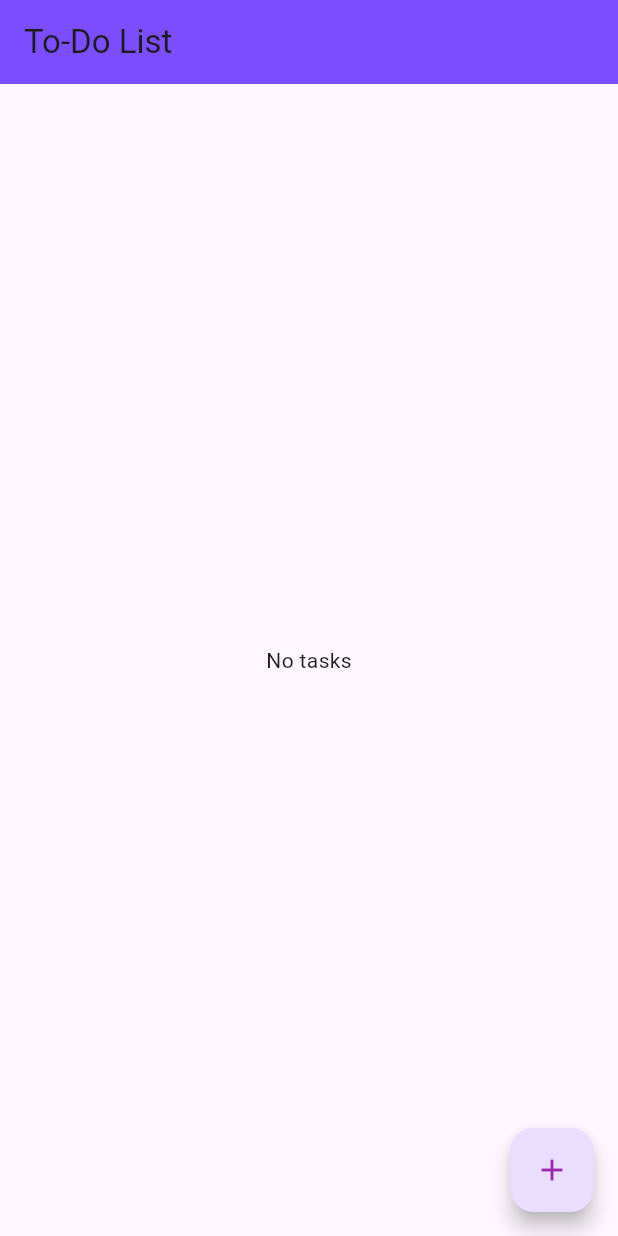
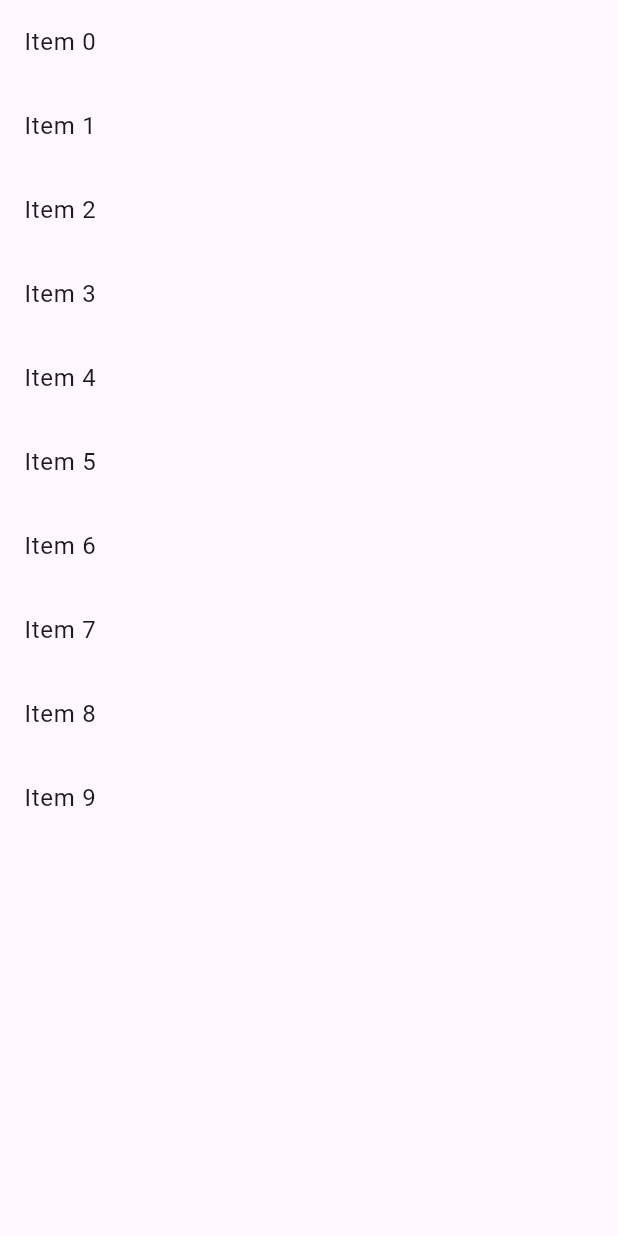
Before and after one commit to MinotiMondal/todoApp, a Flutter app: the screen it shows after launch, on a phone screen of 412 x 824 dp. Run offline on Flutter 3.47's test engine with Material 3 defaults, Android fonts, the phone set to English and light mode, and no system bars; our stand-ins replace get, sqflite; accounts and stored records are empty.

Commit message:
files add

```diff
--- a/lib/main.dart
+++ b/lib/main.dart
@@ -1,5 +1,7 @@
+
 import 'package:flutter/material.dart';
 import 'package:get/get.dart';
+import 'package:to_do_application/new/hello.dart';
 import 'package:to_do_application/new/taskListPage.dart';
 
 void main() {
@@ -8,13 +10,12 @@ void main() {
 
 class MyApp extends StatelessWidget {
   const MyApp({super.key});
-
   @override
   Widget build(BuildContext context) {
     return GetMaterialApp(
       debugShowCheckedModeBanner: false,
       title: 'To-Do List',
-      home: TaskListPage(),
+      home: Hello(),
     );
   }
 }
--- a/lib/new/db_Helper.dart
+++ b/lib/new/db_Helper.dart
@@ -3,6 +3,7 @@ import 'package:path/path.dart';
 import 'package:to_do_application/new/taskModel.dart';
 
 class DBHelper {
+
   static Database? _db;
 
   Future<Database> get db async {
@@ -43,6 +44,7 @@ class DBHelper {
     final dbClient = await db;
     return await dbClient.delete('tasks', where: 'id = ?', whereArgs: [id]);
   }
+
   Future<int> updateTask(Task task) async {
     final dbClient = await db;
     return await dbClient.update(
--- /dev/null
+++ b/lib/new/hello.dart
@@ -0,0 +1,16 @@
+import 'package:flutter/cupertino.dart';
+import 'package:flutter/material.dart';
+
+class Hello extends StatelessWidget {
+  const Hello({super.key});
+
+  @override
+  Widget build(BuildContext context) {
+    return Scaffold(
+      body: ListView(
+        children: List.generate(
+            10, (index) => ListTile(title: Text('Item $index'))),
+      ),
+    );
+  }
+}
--- a/lib/new/taskController.dart
+++ b/lib/new/taskController.dart
@@ -38,7 +38,6 @@ class TaskController extends GetxController {
       time: task.time,
       completed: !task.completed,
     );
-
     updateTask(updatedTask);
   }
 
--- a/lib/new/taskListPage.dart
+++ b/lib/new/taskListPage.dart
@@ -62,6 +62,7 @@ class TaskListPage extends StatelessWidget {
           },
         );
       }),
+
       floatingActionButton: FloatingActionButton(
         onPressed: () => Get.to(() => AddTaskPage()),
         child: const Icon(Icons.add, color: Colors.purple,),
--- a/lib/new/taskModel.dart
+++ b/lib/new/taskModel.dart
@@ -17,9 +17,8 @@ class Task {
     date: json['date'],
     time: json['time'],
     completed: json['completed'] == 1,
-
   );
-
+//sed to convert  Task object into a Map<String, dynamic>,
   Map<String, dynamic> toMap() => {
     'id': id,
     'title': title,
@@ -27,6 +26,5 @@ class Task {
     'date': date,
     'time': time,
     'completed': completed ? 1 : 0,
-
   };
 }
--- /dev/null
+++ b/lib/view/view.dart
@@ -0,0 +1,4 @@
+import 'package:get/get.dart';
+import 'package:to_do_application/view/viewController.dart';
+
+claa View extends GetView<ViewController>
--- /dev/null
+++ b/lib/view/viewController.dart
@@ -0,0 +1,5 @@
+import 'package:get/get.dart';
+class ViewController extends GetxController{
+
+
+}
```
Also changed, not shown: lib/view/viewBinding.dart (added, +9 -0 lines).
